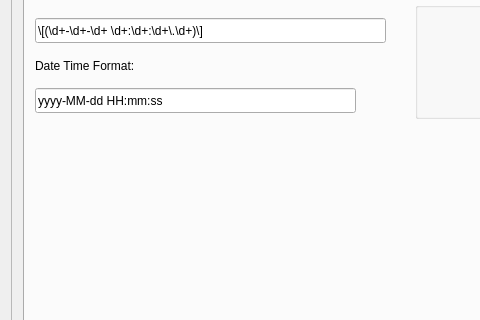
dcentelles/comms_log_parser, file src/gui/mainwindow.ui: the form before one commit; both pictures show x 0 to 480 and y 176 to 496 of the 900 by 785 pixel window.
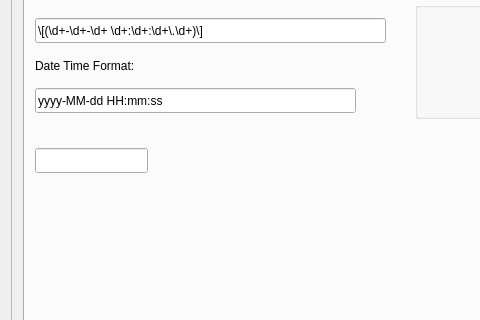
The form after the commit. The open tabs and pages were chosen to show the change.

Commit message: add time offset and improve legend position

```diff
--- a/src/gui/mainwindow.ui
+++ b/src/gui/mainwindow.ui
@@ -265,6 +265,16 @@
              <string>Relative Time (double)</string>
             </property>
            </widget>
+           <widget class="QLineEdit" name="timeOffseLineEdit">
+            <property name="geometry">
+             <rect>
+              <x>10</x>
+              <y>230</y>
+              <width>113</width>
+              <height>25</height>
+             </rect>
+            </property>
+           </widget>
           </widget>
           <widget class="QWidget" name="tab">
            <attribute name="title">
```
Left out of the diff: 2 changed lines with no effect on the pictures. The commit also changes 6 other files.
